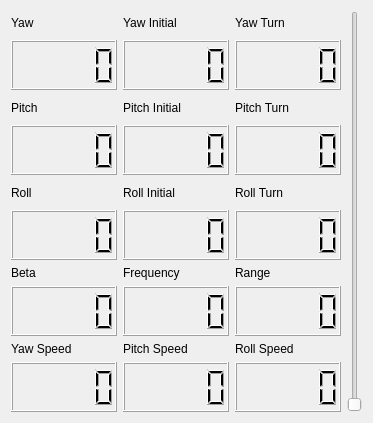
Before: the Qt Designer form datawidget.ui in chavesjm/CrockettTrainingMonitor, drawn with Qt 5.
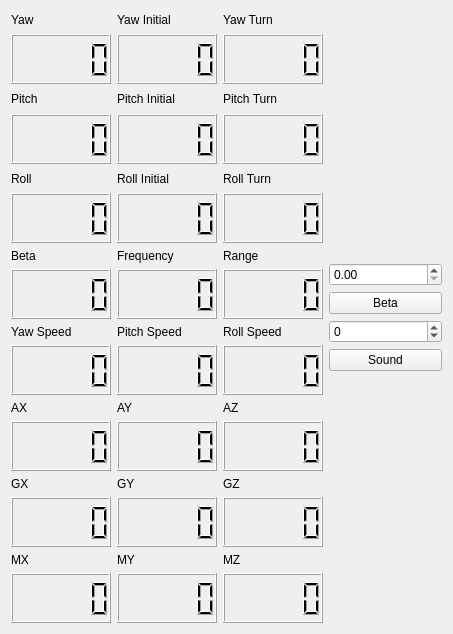
After: the same form once the commit is applied.

Diff of the .ui file:
```diff
--- a/datawidget.ui
+++ b/datawidget.ui
@@ -6,8 +6,8 @@
    <rect>
     <x>0</x>
     <y>0</y>
-    <width>373</width>
-    <height>423</height>
+    <width>453</width>
+    <height>634</height>
    </rect>
   </property>
   <property name="windowTitle">
@@ -121,6 +121,69 @@
                </property>
               </widget>
              </item>
+             <item>
+              <layout class="QVBoxLayout" name="verticalLayout_20">
+               <item>
+                <widget class="QLabel" name="label_17">
+                 <property name="text">
+                  <string>AX</string>
+                 </property>
+                </widget>
+               </item>
+               <item>
+                <widget class="QLCDNumber" name="LCD_AX">
+                 <property name="minimumSize">
+                  <size>
+                   <width>100</width>
+                   <height>50</height>
+                  </size>
+                 </property>
+                </widget>
+               </item>
+               <item>
+                <layout class="QVBoxLayout" name="verticalLayout_23">
+                 <item>
+                  <widget class="QLabel" name="label_20">
+                   <property name="text">
+                    <string>GX</string>
+                   </property>
+                  </widget>
+                 </item>
+                 <item>
+                  <widget class="QLCDNumber" name="LCD_GX">
+                   <property name="minimumSize">
+                    <size>
+                     <width>100</width>
+                     <height>50</height>
+                    </size>
+                   </property>
+                  </widget>
+                 </item>
+                 <item>
+                  <layout class="QVBoxLayout" name="verticalLayout_26">
+                   <item>
+                    <widget class="QLabel" name="label_23">
+                     <property name="text">
+                      <string>MX</string>
+                     </property>
+                    </widget>
+                   </item>
+                   <item>
+                    <widget class="QLCDNumber" name="LCD_MX">
+                     <property name="minimumSize">
+                      <size>
+                       <width>100</width>
+                       <height>50</height>
+                      </size>
+                     </property>
+                    </widget>
+                   </item>
+                  </layout>
+                 </item>
+                </layout>
+               </item>
+              </layout>
+             </item>
             </layout>
            </item>
           </layout>
@@ -230,6 +293,69 @@
                </property>
               </widget>
              </item>
+             <item>
+              <layout class="QVBoxLayout" name="verticalLayout_21">
+               <item>
+                <widget class="QLabel" name="label_18">
+                 <property name="text">
+                  <string>AY</string>
+                 </property>
+                </widget>
+               </item>
+               <item>
+                <widget class="QLCDNumber" name="LCD_AY">
+                 <property name="minimumSize">
+                  <size>
+                   <width>100</width>
+                   <height>50</height>
+                  </size>
+                 </property>
+                </widget>
+               </item>
+               <item>
+                <layout class="QVBoxLayout" name="verticalLayout_24">
+                 <item>
+                  <widget class="QLabel" name="label_21">
+                   <property name="text">
+                    <string>GY</string>
+                   </property>
+                  </widget>
+                 </item>
+                 <item>
+                  <widget class="QLCDNumber" name="LCD_GY">
+                   <property name="minimumSize">
+                    <size>
+                     <width>100</width>
+                     <height>50</height>
+                    </size>
+                   </property>
+                  </widget>
+                 </item>
+                 <item>
+                  <layout class="QVBoxLayout" name="verticalLayout_27">
+                   <item>
+                    <widget class="QLabel" name="label_24">
+                     <property name="text">
+                      <string>MY</string>
+                     </property>
+                    </widget>
+                   </item>
+                   <item>
+                    <widget class="QLCDNumber" name="LCD_MY">
+                     <property name="minimumSize">
+                      <size>
+                       <width>100</width>
+                       <height>50</height>
+                      </size>
+                     </property>
+                    </widget>
+                   </item>
+                  </layout>
+                 </item>
+                </layout>
+               </item>
+              </layout>
+             </item>
             </layout>
            </item>
           </layout>
@@ -339,6 +465,69 @@
                </property>
               </widget>
              </item>
+             <item>
+              <layout class="QVBoxLayout" name="verticalLayout_22">
+               <item>
+                <widget class="QLabel" name="label_19">
+                 <property name="text">
+                  <string>AZ</string>
+                 </property>
+                </widget>
+               </item>
+               <item>
+                <widget class="QLCDNumber" name="LCD_AZ">
+                 <property name="minimumSize">
+                  <size>
+                   <width>100</width>
+                   <height>50</height>
+                  </size>
+                 </property>
+                </widget>
+               </item>
+               <item>
+                <layout class="QVBoxLayout" name="verticalLayout_25">
+                 <item>
+                  <widget class="QLabel" name="label_22">
+                   <property name="text">
+                    <string>GZ</string>
+                   </property>
+                  </widget>
+                 </item>
+                 <item>
+                  <widget class="QLCDNumber" name="LCD_GZ">
+                   <property name="minimumSize">
+                    <size>
+                     <width>100</width>
+                     <height>50</height>
+                    </size>
+                   </property>
+                  </widget>
+                 </item>
+                 <item>
+                  <layout class="QVBoxLayout" name="verticalLayout_28">
+                   <item>
+                    <widget class="QLabel" name="label_25">
+                     <property name="text">
+                      <string>MZ</string>
+                     </property>
+                    </widget>
+                   </item>
+                   <item>
+                    <widget class="QLCDNumber" name="LCD_MZ">
+                     <property name="minimumSize">
+                      <size>
+                       <width>100</width>
+                       <height>50</height>
+                      </size>
+                     </property>
+                    </widget>
+                   </item>
+                  </layout>
+                 </item>
+                </layout>
+               </item>
+              </layout>
+             </item>
             </layout>
            </item>
           </layout>
@@ -348,20 +537,61 @@
       </layout>
      </item>
      <item>
-      <widget class="QSlider" name="horizontalSlider">
-       <property name="minimum">
-        <number>0</number>
-       </property>
-       <property name="maximum">
-        <number>1023</number>
-       </property>
-       <property name="value">
-        <number>1</number>
-       </property>
-       <property name="orientation">
-        <enum>Qt::Vertical</enum>
-       </property>
-      </widget>
+      <layout class="QVBoxLayout" name="verticalLayout_16">
+       <item>
+        <spacer name="verticalSpacer">
+         <property name="orientation">
+          <enum>Qt::Vertical</enum>
+         </property>
+         <property name="sizeHint" stdset="0">
+          <size>
+           <width>20</width>
+           <height>40</height>
+          </size>
+         </property>
+        </spacer>
+       </item>
+       <item>
+        <widget class="QDoubleSpinBox" name="SpinBoxValue"/>
+       </item>
+       <item>
+        <widget class="QPushButton" name="ButtonSend">
+         <property name="text">
+          <string>Beta</string>
+         </property>
+        </widget>
+       </item>
+       <item>
+        <widget class="QSpinBox" name="SpinBoxSound">
+         <property name="minimum">
+          <number>-99</number>
+         </property>
+         <property name="maximum">
+          <number>65535</number>
+         </property>
+        </widget>
+       </item>
+       <item>
+        <widget class="QPushButton" name="PB_Sound">
+         <property name="text">
+          <string>Sound</string>
+         </property>
+        </widget>
+       </item>
+       <item>
+        <spacer name="verticalSpacer_2">
+         <property name="orientation">
+          <enum>Qt::Vertical</enum>
+         </property>
+         <property name="sizeHint" stdset="0">
+          <size>
+           <width>20</width>
+           <height>40</height>
+          </size>
+         </property>
+        </spacer>
+       </item>
+      </layout>
      </item>
     </layout>
    </item>
```
